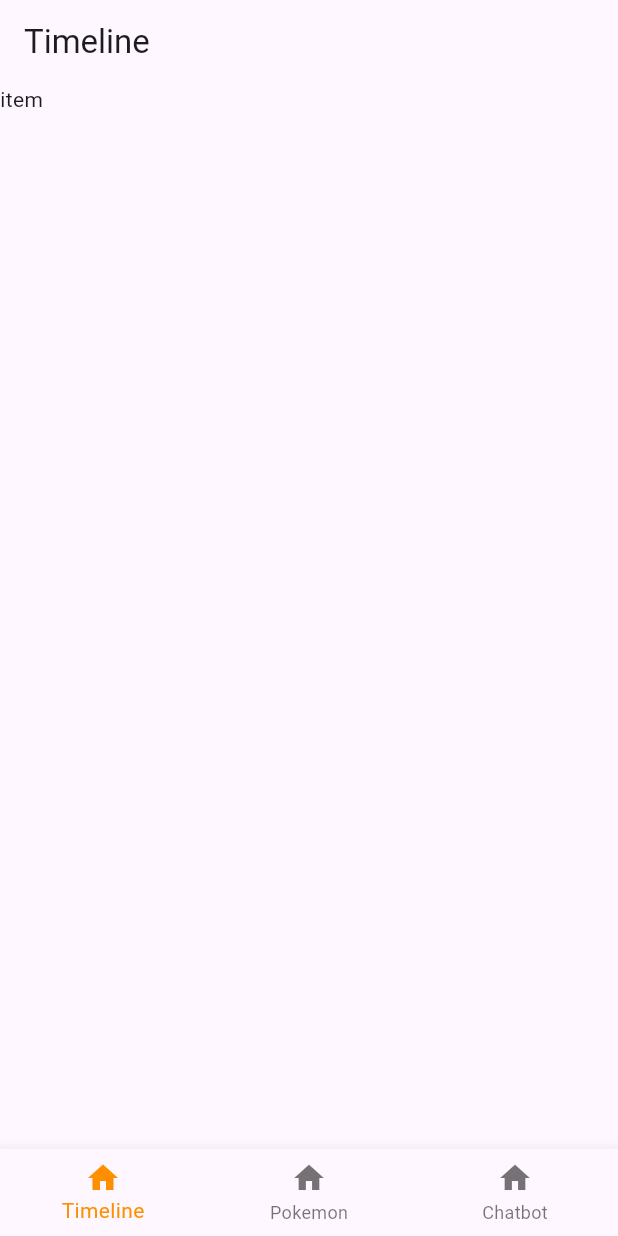
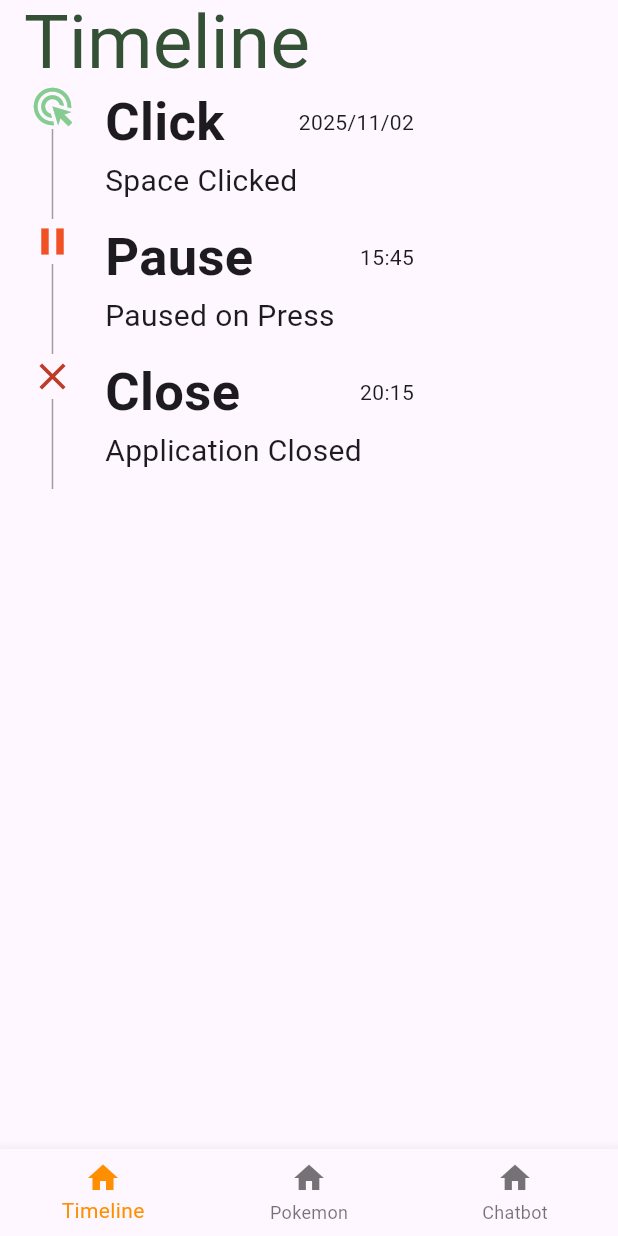
Before and after one commit to AdamMurray22/Caremixer-Technical-Assessment, a Flutter app: the screen it shows after launch, on a phone screen of 412 x 824 dp. Run offline on Flutter 3.47's test engine with Material 3 defaults, Android fonts, the phone set to English and light mode, and no system bars; our stand-ins replace tuple.

Commit message:
Created timeline items

```diff
--- /dev/null
+++ b/lib/view_models/timeline/timeline_item_types.dart
@@ -0,0 +1,16 @@
+import 'package:caremixer_technical_assesment/views/colour_palette/colour_palette.dart';
+import 'package:flutter/material.dart';
+
+enum TimelineItemTypes
+{
+  click(Icons.ads_click, "Click", "%% Clicked", ColourPalette.green),
+  pause(Icons.pause, "Pause", "Paused on %%", ColourPalette.orangeRed),
+  close(Icons.close, "Close", "Application Closed", ColourPalette.darkRed);
+
+  const TimelineItemTypes(this.icon, this.title, this.messageTemplate, this.colour);
+
+  final IconData icon;
+  final String title;
+  final String messageTemplate;
+  final ColourPalette colour;
+}
--- a/lib/views/timeline/timeline_item.dart
+++ b/lib/views/timeline/timeline_item.dart
@@ -1,10 +1,102 @@
 import 'package:flutter/material.dart';
 
+import '../../view_models/timeline/timeline_item_types.dart';
+
 class TimelineItem extends StatelessWidget {
-  const TimelineItem({super.key});
+  TimelineItem({
+    super.key,
+    required this.timelineItemType,
+    this.last = false,
+    this.messageInsert = "",
+    required this.timestamp,
+  }) {
+    _icon = timelineItemType.icon;
+    _title = timelineItemType.title;
+    _message = timelineItemType.messageTemplate.replaceAll("%%", messageInsert);
+  }
+
+  final TimelineItemTypes timelineItemType;
+  late final IconData _icon;
+  late final String _title;
+  late final String _message;
+  final bool last;
+  final String messageInsert;
+  final DateTime timestamp;
 
   @override
   Widget build(BuildContext context) {
-    return Text("item");
+    Widget? line;
+    if (!last) {
+      line = const VerticalDivider(
+        thickness: 1,
+        indent: 0,
+        endIndent: 0,
+        color: Colors.grey,
+      );
+    }
+    String time = "";
+    DateTime referenceTime = DateTime(2025, 11, 03);
+    if (timestamp.isAfter(referenceTime)) {
+      time =
+          "${timestamp.hour.toString().padLeft(2, "0")}:${timestamp.minute.toString().padLeft(2, "0")}";
+    } else {
+      time =
+          "${timestamp.year}/${timestamp.month.toString().padLeft(2, "0")}/${timestamp.day.toString().padLeft(2, "0")}";
+    }
+    return Container(
+      constraints: BoxConstraints(minWidth: MediaQuery.sizeOf(context).width),
+      child: Padding(
+        padding: EdgeInsets.fromLTRB(10, 0, 10, 0),
+        child: Row(
+          children: [
+            Padding(
+              padding: EdgeInsets.fromLTRB(10, 0, 10, 0),
+              child: Column(
+                children: [
+                  Icon(_icon, size: 30, color: timelineItemType.colour.asColor()),
+                  SizedBox(height: 60, child: line),
+                ],
+              ),
+            ),
+            Padding(
+              padding: EdgeInsets.fromLTRB(10, 0, 10, 0),
+              child: IntrinsicWidth(
+                child: Column(
+                  mainAxisAlignment: MainAxisAlignment.start,
+                  crossAxisAlignment: CrossAxisAlignment.stretch,
+                  children: [
+                    Container(
+                      constraints: BoxConstraints(
+                        minWidth: MediaQuery.sizeOf(context).width * 0.5,
+                      ),
+                      child: Row(
+                        mainAxisAlignment: MainAxisAlignment.spaceBetween,
+                        children: [
+                          Text(
+                            _title,
+                            style: TextStyle(
+                              fontSize: 35,
+                              fontWeight: FontWeight.bold,
+                            ),
+                          ),
+                          Text(time),
+                        ],
+                      ),
+                    ),
+                    Padding(
+                      padding: EdgeInsets.fromLTRB(0, 0, 0, 10),
+                      child: SizedBox(
+                        width: double.infinity,
+                        child: Text(_message, style: TextStyle(fontSize: 20)),
+                      ),
+                    ),
+                  ],
+                ),
+              ),
+            ),
+          ],
+        ),
+      ),
+    );
   }
 }
--- a/lib/views/timeline/timeline_view.dart
+++ b/lib/views/timeline/timeline_view.dart
@@ -1,28 +1,38 @@
+import 'package:caremixer_technical_assesment/view_models/timeline/timeline_item_types.dart';
+import 'package:caremixer_technical_assesment/views/colour_palette/colour_palette.dart';
 import 'package:caremixer_technical_assesment/views/timeline/timeline_item.dart';
 import 'package:flutter/material.dart';
 
-
-class TimelineView extends StatefulWidget {
+class TimelineView extends StatelessWidget {
   const TimelineView({super.key});
 
-  @override
-  State<TimelineView> createState() => _TimelineViewState();
-}
-
-class _TimelineViewState extends State<TimelineView> {
-
-  @override
-  void initState() {
-    super.initState();
-  }
 
   @override
   Widget build(BuildContext context) {
     return Scaffold(
-      appBar: AppBar(title: Text("Timeline")),
-        body: Scrollbar(child: Column(
-            children: [TimelineItem()],
-        ))
+      appBar: AppBar(title: Text("Timeline", style: TextStyle(fontSize: 50, color: ColourPalette.darkGreen.asColor()),)),
+      body: SingleChildScrollView(
+        scrollDirection: Axis.vertical,
+        child: Column(
+          children: [
+            TimelineItem(
+              timelineItemType: TimelineItemTypes.click,
+              messageInsert: "Space",
+              timestamp: DateTime(2025,11,02,15,5),
+            ),
+            TimelineItem(
+              timelineItemType: TimelineItemTypes.pause,
+              messageInsert: "Press",
+              timestamp: DateTime(2025,11,03,15,45),
+            ),
+            TimelineItem(
+              timelineItemType: TimelineItemTypes.close,
+              last: false,
+              timestamp: DateTime(2025,11,03,20,15),
+            ),
+          ],
+        ),
+      ),
     );
   }
 }
```
Also changed, not shown: lib/view_models/timeline/timeline_view_model.dart (renamed from lib/view_models/timeline_view_model.dart).
